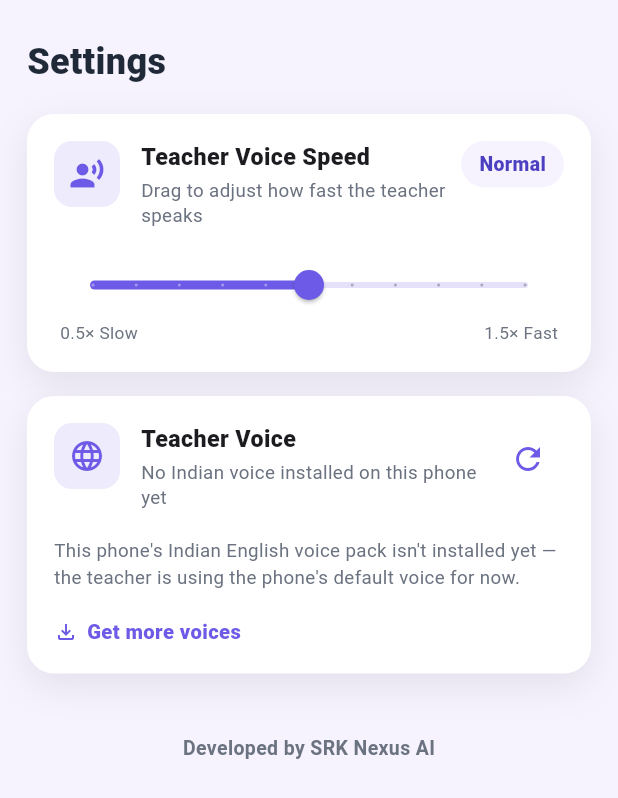
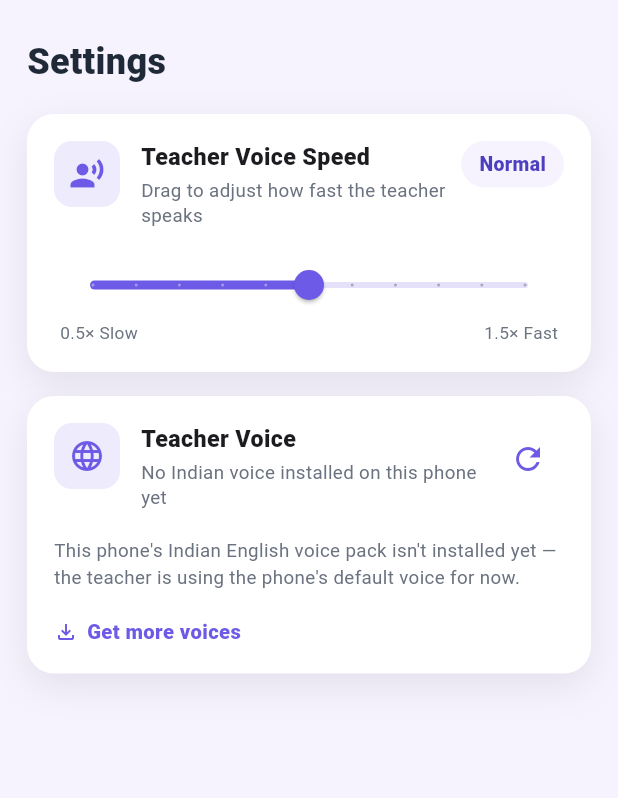
Before and after one commit to salimsrk/speakright-english, a Flutter app: the SettingsTabScreen screen opened directly, on a phone screen of 412 x 824 dp. Shown: the top 798 px of the screen. Run offline on Flutter 3.47's test engine with Material 3 defaults, Android fonts, the phone set to English and light mode, and no system bars; our stand-ins replace audioplayers, flutter_tts, permission_handler, shared_preferences, speech_to_text; missing offline and left inert: record; accounts and stored records are empty.

Commit message:
Add files via upload

```diff
--- a/lib/screens/settings_tab_screen.dart
+++ b/lib/screens/settings_tab_screen.dart
@@ -325,10 +325,6 @@ class _SettingsTabScreenState extends State<SettingsTabScreen> {
                 ],
               ),
             ),
-            const SizedBox(height: 40),
-            const Center(
-              child: Text("Developed by SRK Nexus AI", style: TextStyle(color: AppColors.inkSoft, fontSize: 13, fontWeight: FontWeight.w700)),
-            ),
           ],
         ),
       ),
```
